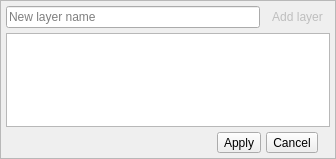
First picture: the form in libs/libgui/ui/widgets/layerswidget.ui, repository pgmodeler/pgmodeler, before the edit.
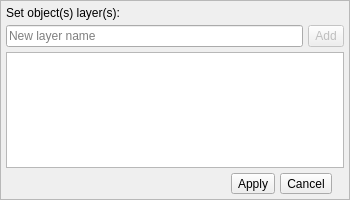
Second picture: the form after the edit. Icons and pictures are not drawn.

```diff
--- a/libs/libgui/ui/widgets/layerswidget.ui
+++ b/libs/libgui/ui/widgets/layerswidget.ui
@@ -6,10 +6,16 @@
    <rect>
     <x>0</x>
     <y>0</y>
-    <width>336</width>
-    <height>159</height>
+    <width>350</width>
+    <height>200</height>
    </rect>
   </property>
+  <property name="minimumSize">
+   <size>
+    <width>350</width>
+    <height>200</height>
+   </size>
+  </property>
   <property name="windowTitle">
    <string>Form</string>
   </property>
@@ -65,81 +71,7 @@
       <property name="spacing">
        <number>5</number>
       </property>
-      <item row="3" column="2">
-       <widget class="QToolButton" name="apply_tb">
-        <property name="enabled">
-         <bool>true</bool>
-        </property>
-        <property name="sizePolicy">
-         <sizepolicy hsizetype="Fixed" vsizetype="Fixed">
-          <horstretch>0</horstretch>
-          <verstretch>0</verstretch>
-         </sizepolicy>
-        </property>
-        <property name="toolTip">
-         <string>Rename</string>
-        </property>
-        <property name="text">
-         <string>Apply</string>
-        </property>
-        <property name="icon">
-         <iconset resource="../../res/resources.qrc">
-          <normaloff>:/icons/icons/confirm.png</normaloff>:/icons/icons/confirm.png</iconset>
-        </property>
-        <property name="iconSize">
-         <size>
-          <width>28</width>
-          <height>28</height>
-         </size>
-        </property>
-        <property name="toolButtonStyle">
-         <enum>Qt::ToolButtonTextBesideIcon</enum>
-        </property>
-       </widget>
-      </item>
-      <item row="3" column="0" colspan="2">
-       <spacer name="horizontalSpacer">
-        <property name="orientation">
-         <enum>Qt::Horizontal</enum>
-        </property>
-        <property name="sizeHint" stdset="0">
-         <size>
-          <width>40</width>
-          <height>20</height>
-         </size>
-        </property>
-       </spacer>
-      </item>
-      <item row="3" column="3">
-       <widget class="QToolButton" name="cancel_tb">
-        <property name="sizePolicy">
-         <sizepolicy hsizetype="Fixed" vsizetype="Fixed">
-          <horstretch>0</horstretch>
-          <verstretch>0</verstretch>
-         </sizepolicy>
-        </property>
-        <property name="toolTip">
-         <string>Cancel</string>
-        </property>
-        <property name="text">
-         <string>Cancel</string>
-        </property>
-        <property name="icon">
-         <iconset resource="../../res/resources.qrc">
-          <normaloff>:/icons/icons/close1.png</normaloff>:/icons/icons/close1.png</iconset>
-        </property>
-        <property name="iconSize">
-         <size>
-          <width>28</width>
-          <height>28</height>
-         </size>
-        </property>
-        <property name="toolButtonStyle">
-         <enum>Qt::ToolButtonTextBesideIcon</enum>
-        </property>
-       </widget>
-      </item>
-      <item row="3" column="4">
+      <item row="4" column="4">
        <widget class="QLabel" name="handle_lbl">
         <property name="maximumSize">
          <size>
@@ -161,7 +93,52 @@
         </property>
        </widget>
       </item>
-      <item row="2" column="0" colspan="5">
+      <item row="4" column="0" colspan="2">
+       <spacer name="horizontalSpacer">
+        <property name="orientation">
+         <enum>Qt::Horizontal</enum>
+        </property>
+        <property name="sizeHint" stdset="0">
+         <size>
+          <width>40</width>
+          <height>20</height>
+         </size>
+        </property>
+       </spacer>
+      </item>
+      <item row="4" column="2">
+       <widget class="QToolButton" name="apply_tb">
+        <property name="enabled">
+         <bool>true</bool>
+        </property>
+        <property name="sizePolicy">
+         <sizepolicy hsizetype="Fixed" vsizetype="Fixed">
+          <horstretch>0</horstretch>
+          <verstretch>0</verstretch>
+         </sizepolicy>
+        </property>
+        <property name="toolTip">
+         <string>Rename</string>
+        </property>
+        <property name="text">
+         <string>Apply</string>
+        </property>
+        <property name="icon">
+         <iconset resource="../../res/resources.qrc">
+          <normaloff>:/icons/icons/confirm.png</normaloff>:/icons/icons/confirm.png</iconset>
+        </property>
+        <property name="iconSize">
+         <size>
+          <width>28</width>
+          <height>28</height>
+         </size>
+        </property>
+        <property name="toolButtonStyle">
+         <enum>Qt::ToolButtonTextBesideIcon</enum>
+        </property>
+       </widget>
+      </item>
+      <item row="3" column="0" colspan="5">
        <widget class="QListWidget" name="layers_lst">
         <property name="alternatingRowColors">
          <bool>true</bool>
@@ -174,7 +151,43 @@
         </property>
        </widget>
       </item>
-      <item row="0" column="0" colspan="5">
+      <item row="4" column="3">
+       <widget class="QToolButton" name="cancel_tb">
+        <property name="sizePolicy">
+         <sizepolicy hsizetype="Fixed" vsizetype="Fixed">
+          <horstretch>0</horstretch>
+          <verstretch>0</verstretch>
+         </sizepolicy>
+        </property>
+        <property name="toolTip">
+         <string>Cancel</string>
+        </property>
+        <property name="text">
+         <string>Cancel</string>
+        </property>
+        <property name="icon">
+         <iconset resource="../../res/resources.qrc">
+          <normaloff>:/icons/icons/close1.png</normaloff>:/icons/icons/close1.png</iconset>
+        </property>
+        <property name="iconSize">
+         <size>
+          <width>28</width>
+          <height>28</height>
+         </size>
+        </property>
+        <property name="toolButtonStyle">
+         <enum>Qt::ToolButtonTextBesideIcon</enum>
+        </property>
+       </widget>
+      </item>
+      <item row="1" column="0" colspan="5">
+       <widget class="QLabel" name="label">
+        <property name="text">
+         <string>Set object(s) layer(s):</string>
+        </property>
+       </widget>
+      </item>
+      <item row="2" column="0" colspan="5">
        <layout class="QHBoxLayout" name="horizontalLayout">
         <item>
          <widget class="QLineEdit" name="layer_name_edt">
@@ -204,7 +217,7 @@
            <string>Add a new layer</string>
           </property>
           <property name="text">
-           <string>Add layer</string>
+           <string>Add</string>
           </property>
           <property name="icon">
            <iconset resource="../../res/resources.qrc">
@@ -223,7 +236,7 @@
            <enum>Qt::ToolButtonTextBesideIcon</enum>
           </property>
           <property name="autoRaise">
-           <bool>true</bool>
+           <bool>false</bool>
           </property>
          </widget>
         </item>
```
